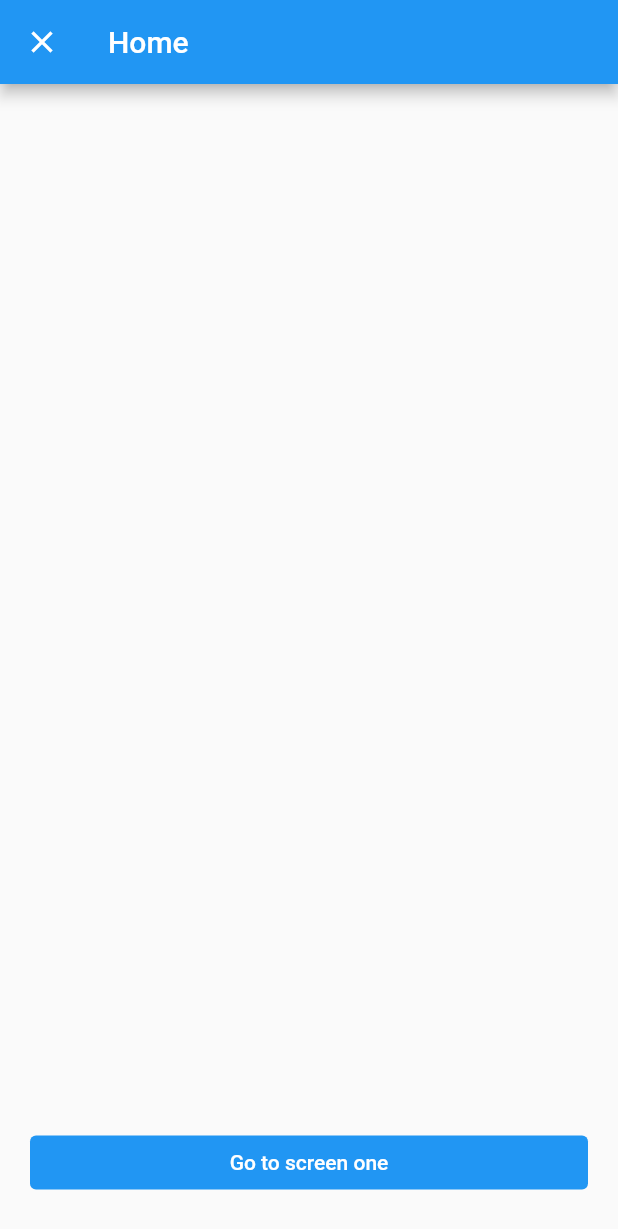
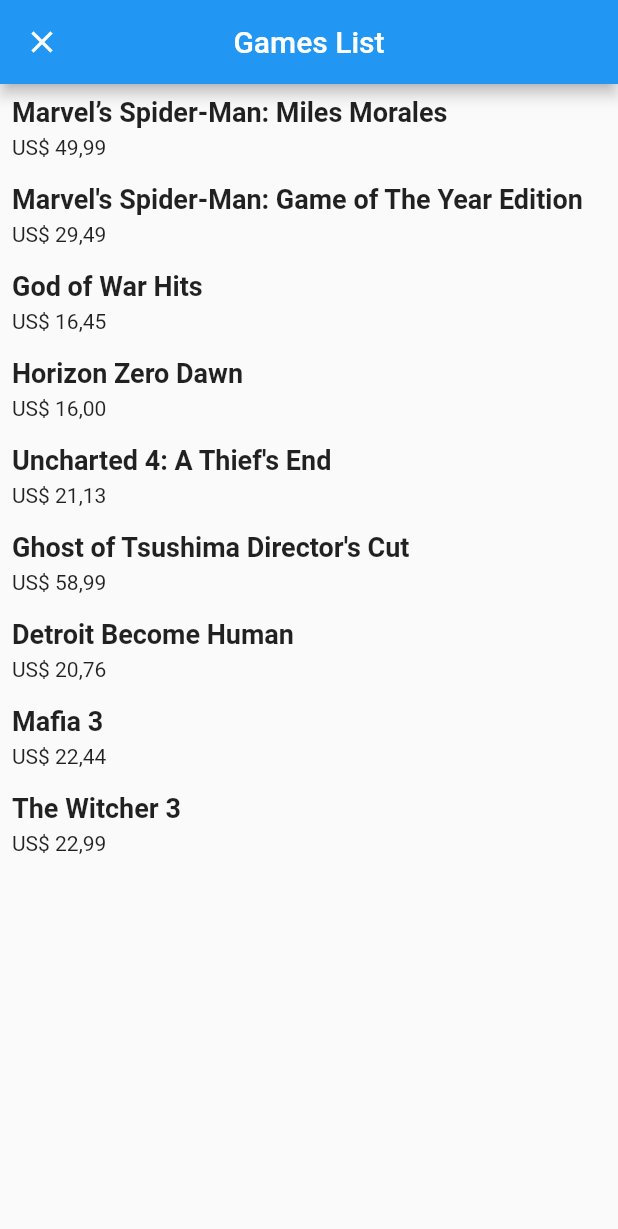
Before and after one commit to LeonardoRosaa/flutter_navigators, a Flutter app: the screen it shows after launch, on a phone screen of 412 x 824 dp. Shown: the top 1229 px of the screen. Run offline on Flutter 3.47's test engine with Material 2 defaults, Android fonts, the phone set to English and light mode, and no system bars.

Commit message:
improved example

```diff
--- /dev/null
+++ b/database/games.json
@@ -0,0 +1,47 @@
+[
+    {
+        "id": 1,
+        "name": "Marvel’s Spider-Man: Miles Morales",
+        "price": "US$ 49,99"
+    },
+    {
+        "id": 2,
+        "name": "Marvel's Spider-Man: Game of The Year Edition",
+        "price": "US$ 29,49"
+    },
+    {
+        "id": 3,
+        "name": "God of War Hits",
+        "price": "US$ 16,45"
+    },
+    {
+        "id": 4,
+        "name": "Horizon Zero Dawn",
+        "price": "US$ 16,00"
+    },
+    {
+        "id": 5,
+        "name": "Uncharted 4: A Thief's End",
+        "price": "US$ 21,13"
+    },
+    {
+        "id": 6,
+        "name": "Ghost of Tsushima Director's Cut",
+        "price": "US$ 58,99"
+    },
+    {
+        "id": 7,
+        "name": "Detroit Become Human",
+        "price": "US$ 20,76"
+    },
+    {
+        "id": 8,
+        "name": "Mafia 3",
+        "price": "US$ 22,44"
+    },
+    {
+        "id": 9,
+        "name": "The Witcher 3",
+        "price": "US$ 22,99"
+    }
+]
--- a/lib/coordinators/app_routes.dart
+++ /dev/null
@@ -1,47 +0,0 @@
-AppRoutePath parseRoute(String path) {
-
-  final pathUri = Uri.parse(path);
-
-  final firstSubPath = pathUri.pathSegments[0];
-
-  if (firstSubPath == OnePath.name) {
-    return OnePath();
-  } else if (firstSubPath == TwoPath.name) {
-    print(pathUri.pathSegments);
-    final username = pathUri.pathSegments[1];
-    return TwoPath(username: username);
-  }
-
-  return HomePath();
-}
-
-abstract class AppRoutePath {
-  const AppRoutePath();
-
-  String get formattedPath;
-}
-
-class HomePath extends AppRoutePath {
-  static const name = 'home';
-
-  @override
-  String get formattedPath => '/$name';
-}
-
-class OnePath extends AppRoutePath {
-  static const name = 'one';
-
-  @override
-  String get formattedPath => '/$name';
-}
-
-class TwoPath extends AppRoutePath {
-  final String username;
-
-  const TwoPath({ required this.username });
-
-  static const name = 'two';
-
-  @override
-  String get formattedPath => '/$name/$username';
-}
--- /dev/null
+++ b/lib/coordinators/coordinators.dart
@@ -0,0 +1,53 @@
+import 'package:flutter/material.dart';
+import 'package:flutter/widgets.dart';
+import 'package:study_navigator/coordinators/routes.dart';
+import 'package:study_navigator/screens/game_details/game_details_screen.dart';
+import 'package:study_navigator/screens/list_games/list_games_screen.dart';
+
+class Coordinators with ChangeNotifier {
+  Coordinators()
+      : _pages = [
+          const MaterialPage(
+            child: ListGamesScreen(),
+            key: ValueKey(ListGamesPath.name),
+            name: ListGamesPath.name,
+          ),
+        ];
+
+  final List<Page> _pages;
+  List<Page> get pages => List.unmodifiable(_pages);
+
+  AppPath get currentConfiguration => parseRoute(pages.last.name ?? '');
+
+  void setNewRoutePath(AppPath path) {
+    if (path is GameDetailPath) {
+      _addPage(GameDetailsScreen(id: path.id), path.formattedPath);
+    }
+  }
+
+  _addPage(Widget child, String name) {
+    _pages.add(
+      MaterialPage(child: child, key: ValueKey(name), name: name),
+    );
+
+    notifyListeners();
+  }
+
+  bool didPop(Route<dynamic> route, dynamic result) {
+    if (pages.length == 1 || !route.didPop(result)) {
+      return false;
+    }
+
+    return true;
+  }
+
+  popPage(Page page) {
+    _pages.remove(page);
+
+    notifyListeners();
+  }
+
+  void navigateGameDetails(int id) {
+    setNewRoutePath(GameDetailPath(id: id));
+  }
+}
--- a/lib/coordinators/coordinators_information_parser.dart
+++ b/lib/coordinators/coordinators_information_parser.dart
@@ -1,9 +1,9 @@
 import 'package:flutter/material.dart';
-import 'package:study_navigator/coordinators/app_routes.dart';
+import 'package:study_navigator/coordinators/routes.dart';
 
-class CoordinatorsInformationParser extends RouteInformationParser<AppRoutePath> {
+class CoordinatorsInformationParser extends RouteInformationParser<AppPath> {
   @override
-  Future<AppRoutePath> parseRouteInformation(RouteInformation routeInformation) async {
+  Future<AppPath> parseRouteInformation(RouteInformation routeInformation) async {
     final location = routeInformation.location;
 
     if (location != null) {
@@ -14,6 +14,6 @@
   }
 
   @override
-  RouteInformation? restoreRouteInformation(AppRoutePath configuration) => RouteInformation(location: configuration.formattedPath);
+  RouteInformation? restoreRouteInformation(AppPath configuration) => RouteInformation(location: configuration.formattedPath);
 
 }
--- /dev/null
+++ b/lib/coordinators/routes.dart
@@ -0,0 +1,37 @@
+AppPath parseRoute(String path) {
+
+  final pathUri = Uri.parse(path);
+
+  final firstSubPath = pathUri.pathSegments.isEmpty ? null : pathUri.pathSegments[0];
+
+  if (firstSubPath == GameDetailPath.name) {
+    final id = pathUri.pathSegments[1];
+    return GameDetailPath(id: int.tryParse(id) ?? 0);
+  }
+
+  return ListGamesPath();
+}
+
+abstract class AppPath {
+  const AppPath();
+
+  String get formattedPath;
+}
+
+class ListGamesPath extends AppPath {
+  static const name = 'listGames';
+
+  @override
+  String get formattedPath => '/$name';
+}
+
+class GameDetailPath extends AppPath {
+  final int id;
+
+  const GameDetailPath({ required this.id });
+
+  static const name = 'gameDetail';
+
+  @override
+  String get formattedPath => '/$name/$id';
+}
--- a/lib/main.dart
+++ b/lib/main.dart
@@ -2,14 +2,19 @@
 import 'package:provider/provider.dart';
 import 'package:study_navigator/coordinators/coordinators_delegate.dart';
 import 'package:study_navigator/coordinators/coordinators_information_parser.dart';
-import 'package:study_navigator/coordinators/routes_coordinators.dart';
+import 'package:study_navigator/coordinators/coordinators.dart';
+import 'package:study_navigator/repositories/games_repository.dart';
 
 void main() {
   runApp(
     MultiProvider(
       providers: [
-        ChangeNotifierProvider<RoutesCoordinators>(
-            create: (_) => RoutesCoordinators()),
+        Provider<GamesRepository>(
+          create: (_) => GamesRepository(),
+        ),
+        ChangeNotifierProvider<Coordinators>(
+          create: (_) => Coordinators(),
+        ),
       ],
       child: const MyApp(),
     ),
@@ -28,14 +33,15 @@
 
   @override
   Widget build(BuildContext context) {
-    final _coordinatorsDelegate = CoordinatorsDelegate(
-        routesCoordinators: Provider.of<RoutesCoordinators>(context));
+    final coordinatorsDelegate = CoordinatorsDelegate(
+      coordinators: Provider.of<Coordinators>(context, listen: true),
+    );
     return MaterialApp.router(
       title: 'Flutter Demo',
       theme: ThemeData(
         primarySwatch: Colors.blue,
       ),
-      routerDelegate: _coordinatorsDelegate,
+      routerDelegate: coordinatorsDelegate,
       routeInformationParser: coordinatorsParse,
     );
   }
--- /dev/null
+++ b/lib/models/game_model.dart
@@ -0,0 +1,35 @@
+import 'dart:convert';
+
+class Game {
+  final int id;
+
+  final String name;
+
+  final String price;
+
+  const Game({
+    required this.id,
+    required this.name,
+    required this.price,
+  });
+
+  Map<String, dynamic> toMap() {
+    return {
+      'name': name,
+      'price': price,
+      'id': id,
+    };
+  }
+
+  factory Game.fromMap(Map<String, dynamic> map) {
+    return Game(
+      id: map['id'],
+      name: map['name'],
+      price: map['price'],
+    );
+  }
+
+  String toJson() => json.encode(toMap());
+
+  factory Game.fromJson(String source) => Game.fromMap(json.decode(source));
+}
--- /dev/null
+++ b/lib/repositories/games_repository.dart
@@ -0,0 +1,23 @@
+import 'dart:convert';
+
+import 'package:flutter/services.dart';
+import 'package:study_navigator/models/game_model.dart';
+
+class GamesRepository {
+  Future<Game> findById(int id) async {
+    final games = await findAll();
+
+    return games.firstWhere((element) => element.id == id);
+  }
+
+
+  Future<List<Game>> findAll() async {
+    final result = await rootBundle.loadString('database/games.json');
+
+    final list = jsonDecode(result) as List;
+
+    return list.map((e) => Game.fromMap(e)).toList();
+  }
+
+
+}
--- a/lib/screens/home/home_screen.dart
+++ /dev/null
@@ -1,49 +0,0 @@
-import 'package:flutter/material.dart';
-import 'package:provider/provider.dart';
-import 'package:study_navigator/coordinators/routes_coordinators.dart';
-import 'package:study_navigator/widgets/button/button_widget.dart';
-
-class HomeScreen extends StatefulWidget {
-  const HomeScreen({Key? key}) : super(key: key);
-
-  static Page createRoute({Key? key}) {
-    return const MaterialPage(
-      name: 'home',
-      key: ValueKey('home'),
-      child: HomeScreen(),
-    );
-  }
-
-  @override
-  State<HomeScreen> createState() => _HomeScreenState();
-}
-
-class _HomeScreenState extends State<HomeScreen> {
-  @override
-  Widget build(BuildContext context) {
-    return Scaffold(
-      appBar: AppBar(
-        leading: IconButton(
-          icon: const Icon(
-            Icons.close,
-          ),
-          onPressed: () {
-            Navigator.pop(context);
-          },
-        ),
-        title: const Text('Home'),
-      ),
-      bottomNavigationBar: ButtonWidget(
-        onPressed: () {
-          Provider.of<RoutesCoordinators>(context, listen: false).navigateOne();
-        },
-        child: const Text(
-          'Go to screen one',
-          style: TextStyle(
-            color: Colors.white,
-          ),
-        ),
-      ),
-    );
-  }
-}
--- /dev/null
+++ b/lib/screens/list_games/list_games_screen.dart
@@ -0,0 +1,70 @@
+import 'package:flutter/material.dart';
+import 'package:provider/provider.dart';
+import 'package:study_navigator/coordinators/coordinators.dart';
+import 'package:study_navigator/models/game_model.dart';
+import 'package:study_navigator/repositories/games_repository.dart';
+import 'package:study_navigator/widgets/game_tile/game_tile_widget.dart';
+
+class ListGamesScreen extends StatefulWidget {
+  const ListGamesScreen({Key? key}) : super(key: key);
+
+  @override
+  State<ListGamesScreen> createState() => _ListGamesScreenState();
+}
+
+class _ListGamesScreenState extends State<ListGamesScreen> {
+  late final GamesRepository gamesRepository;
+
+  late final Coordinators coordinators;
+
+  List<Game>? games = [];
+
+  @override
+  void initState() {
+    super.initState();
+    gamesRepository = Provider.of<GamesRepository>(context, listen: false);
+    coordinators = Provider.of<Coordinators>(context, listen: false);
+
+    findAllGames();
+  }
+
+  Future<void> findAllGames() async {
+    final result = await gamesRepository.findAll();
+
+    setState(() {
+      games = result;
+    });
+  }
+
+  @override
+  Widget build(BuildContext context) {
+    return Scaffold(
+      appBar: AppBar(
+        centerTitle: true,
+        title: const Text('Games List'),
+        leading: IconButton(
+          icon: const Icon(Icons.close),
+          onPressed: () {
+            Navigator.pop(context);
+          },
+        ),
+      ),
+      body: ListView.builder(
+        itemCount: games?.length ?? 0,
+        itemBuilder: (context, index) {
+          final game = games![index];
+
+          void onTap() {
+            coordinators.navigateGameDetails(game.id);
+          }
+
+          return GameTile(
+            onTap: onTap,
+            game: game,
+            key: Key(game.name),
+          );
+        },
+      ),
+    );
+  }
+}
--- /dev/null
+++ b/lib/widgets/game_tile/game_tile_widget.dart
@@ -0,0 +1,39 @@
+import 'package:flutter/material.dart';
+import 'package:study_navigator/models/game_model.dart';
+
+class GameTile extends StatelessWidget {
+  final Game game;
+
+  final VoidCallback onTap;
+
+  const GameTile({
+    Key? key,
+    required this.game,
+    required this.onTap,
+  }) : super(key: key);
+
+  @override
+  Widget build(BuildContext context) {
+    return InkWell(
+      onTap: onTap,
+      child: Padding(
+        padding: const EdgeInsets.all(8.0),
+        child: Column(
+          mainAxisAlignment: MainAxisAlignment.start,
+          crossAxisAlignment: CrossAxisAlignment.start,
+          children: [
+            Text(
+              game.name,
+              style: const TextStyle(
+                fontSize: 18,
+                fontWeight: FontWeight.bold,
+              ),
+            ),
+            const SizedBox(height: 5),
+            Text(game.price),
+          ],
+        ),
+      ),
+    );
+  }
+}
--- a/pubspec.yaml
+++ b/pubspec.yaml
@@ -59,8 +59,8 @@
   uses-material-design: true
 
   # To add assets to your application, add an assets section, like this:
-  # assets:
-  #   - images/a_dot_burr.jpeg
+  assets:
+    - database/games.json
   #   - images/a_dot_ham.jpeg
 
   # An image asset can refer to one or more resolution-specific "variants", see
```
Also changed, not shown: lib/coordinators/coordinators_delegate.dart (+11 -10 lines), lib/coordinators/routes_coordinators.dart (deleted, +0 -61 lines), lib/screens/game_details/game_details_screen.dart (added, +71 -0 lines), lib/screens/one/one_screen.dart (deleted, +0 -59 lines), lib/screens/two/two_screen.dart (deleted, +0 -38 lines).
